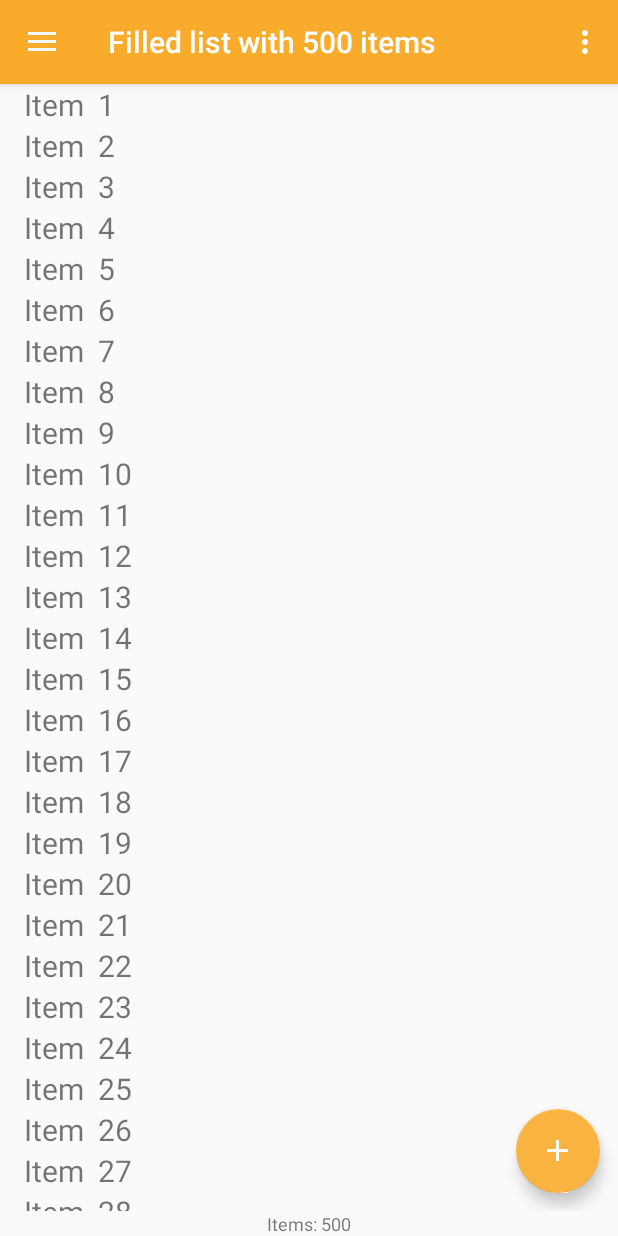
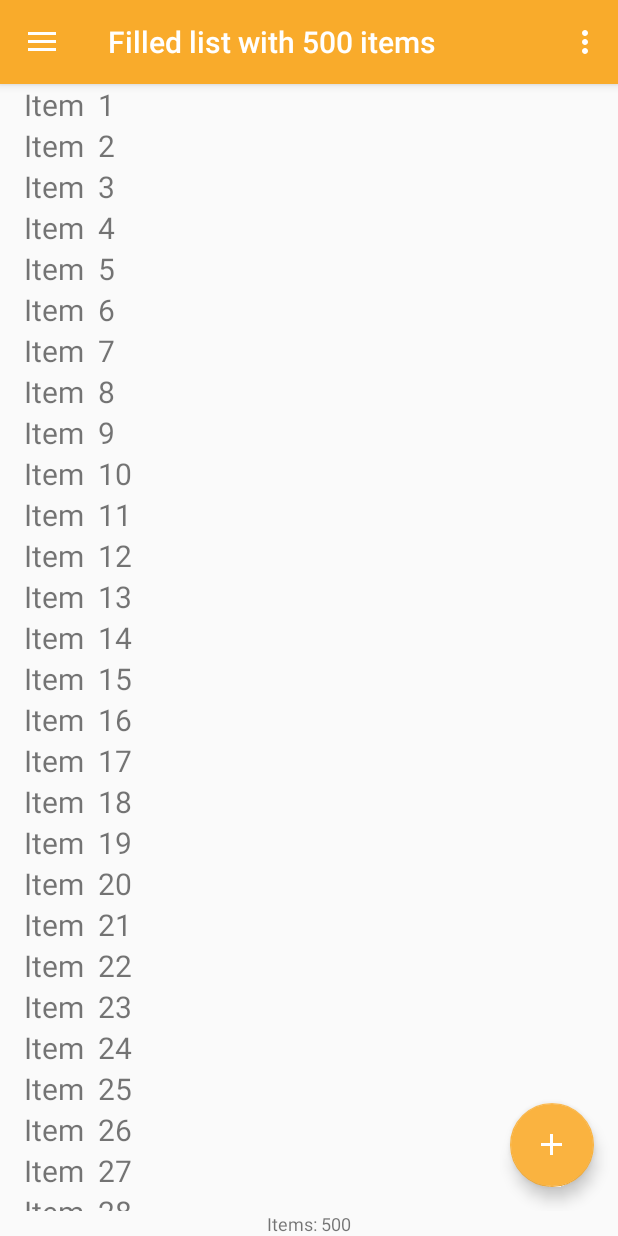
Before and after one commit to Starksoft/materialActivityLib, an Android app: the screen it shows after launch (MainActivity), on a phone screen of 412 x 824 dp. Run offline under Robolectric (Android 15) with nearby library versions, the phone set to English and light mode, and no system bars; 1 statement that could not run was skipped.

Commit message:
Вернул правильный отступ для кнопки

```diff
--- a/lib_starksoft_material_activity/src/main/res/layout/list_fragment_layout.xml
+++ b/lib_starksoft_material_activity/src/main/res/layout/list_fragment_layout.xml
@@ -53,7 +53,7 @@
             android:layout_width="wrap_content"
             android:layout_height="wrap_content"
             android:layout_gravity="bottom|right"
-            android:layout_margin="12dp"
+            android:layout_margin="16dp"
             android:visibility="gone"
             android:src="@drawable/fab_src"
             app:layout_anchor="@android:id/list"
```
